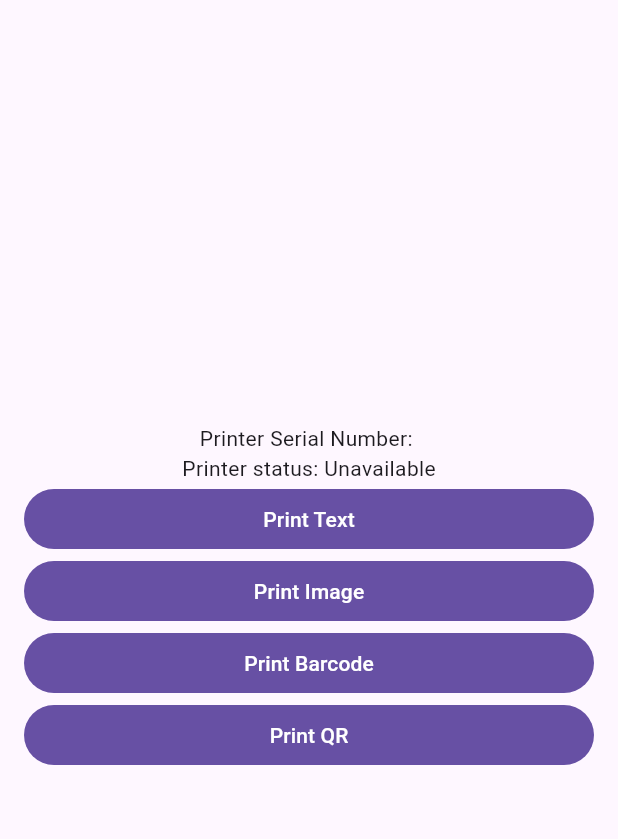
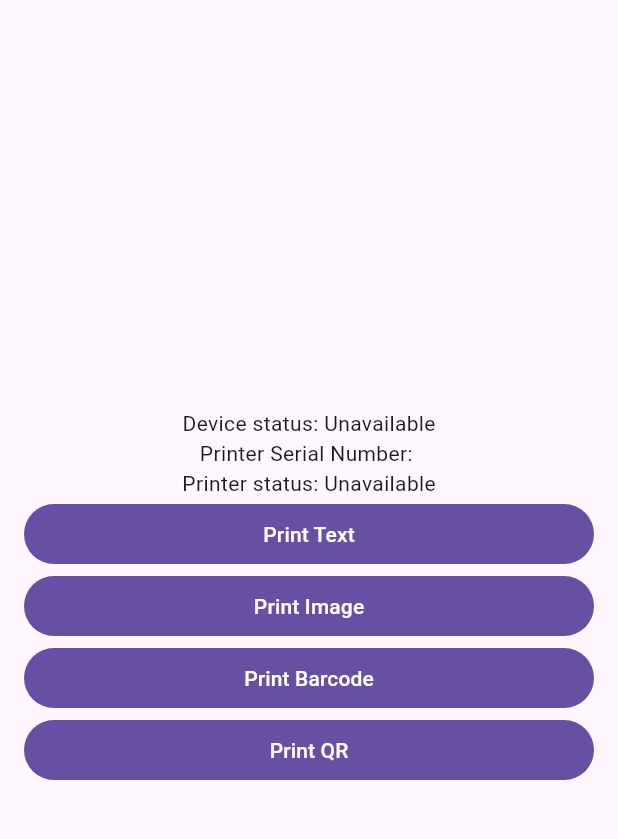
Before and after one commit to philaphonh/flutter_sunyard_i80, a Flutter app: the screen it shows after launch, on a phone screen of 412 x 824 dp, the part 63-902 px from its top. Run offline on Flutter 3.47's test engine with Material 3 defaults, Android fonts, the phone set to English and light mode, and no system bars.

Commit message:
Add sample implementation of the device module

```diff
--- a/example/lib/main.dart
+++ b/example/lib/main.dart
@@ -17,6 +17,8 @@ class MyApp extends StatefulWidget {
 class _MyAppState extends State<MyApp> {
   bool isPrinterAvailable = false;
 
+  bool isDeviceAvailable = false;
+
   String serialNumber = "";
 
   @override
@@ -26,11 +28,17 @@ class _MyAppState extends State<MyApp> {
   }
 
   void initPage() async {
-    final isTrue = await Printer.isPrinterAvailable();
+    final isDeviceAvailable = await Device.isAvailable();
+    final isPrinterAvailable = await Printer.isPrinterAvailable();
     serialNumber = await TerminalInfo.serialNumber;
-    if (isTrue) {
+    if (isDeviceAvailable) {
       setState(() {
-        isPrinterAvailable = isTrue;
+        this.isDeviceAvailable = isDeviceAvailable;
+      });
+    }
+    if (isPrinterAvailable) {
+      setState(() {
+        this.isPrinterAvailable = isPrinterAvailable;
       });
     }
   }
@@ -47,6 +55,9 @@ class _MyAppState extends State<MyApp> {
           child: Column(
             mainAxisAlignment: MainAxisAlignment.center,
             children: [
+              Center(
+                child: Text('Device status: ${deviceStatus()}'),
+              ),
               Center(
                 child: Text('Printer Serial Number: $serialNumber'),
               ),
@@ -98,6 +109,10 @@ class _MyAppState extends State<MyApp> {
         ),
       ),
     );
+  }
+
+  String deviceStatus() {
+    return isDeviceAvailable ? "Available" : "Unavailable";
   }
 
   String printerStatus() {
```
